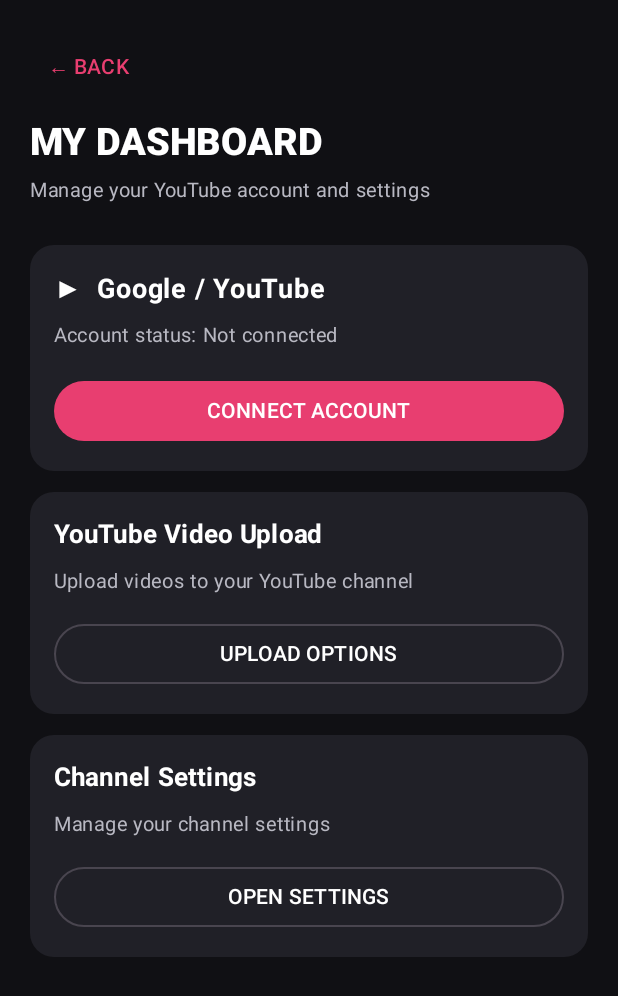
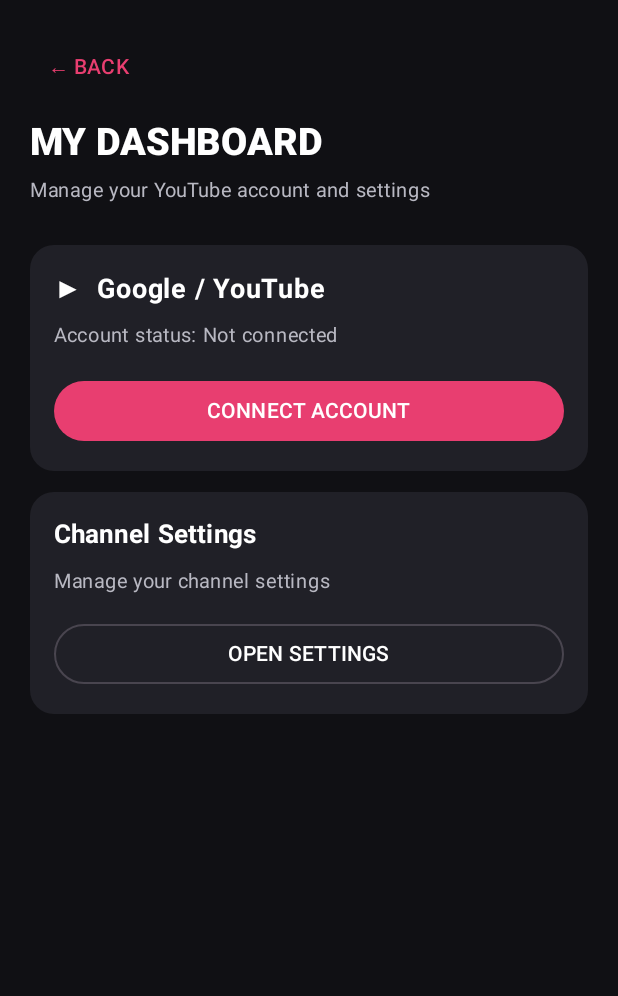
Before and after one commit to chandreshD4/Creator-studio, an Android app built with Jetpack Compose: the screen it shows after launch (MainActivity), after a tap on "KHUSHAL BLOG Logo", on a phone screen of 412 x 824 dp. Shown: the top 996 px of the screen. Run offline under Robolectric (Android 15) with nearby library versions, the phone set to English and light mode, and no system bars; pictures from the network do not load.

Commit message:
Remove duplicate upload option from dashboard

```diff
--- a/app/src/main/java/com/aarambh/creatorstudio/MainActivity.kt
+++ b/app/src/main/java/com/aarambh/creatorstudio/MainActivity.kt
@@ -532,49 +532,6 @@ private fun AccountDashboardPage(
                     Text(
                         if (isGujarati) "એકાઉન્ટ જોડો"
                         else "CONNECT ACCOUNT",
-                        color = White
-                    )
-                }
-            }
-        }
-
-        Spacer(Modifier.height(14.dp))
-
-        Card(
-            modifier = Modifier.fillMaxWidth(),
-            colors = CardDefaults.cardColors(
-                containerColor = CardBackground
-            ),
-            shape = RoundedCornerShape(16.dp)
-        ) {
-            Column(Modifier.padding(16.dp)) {
-                Text(
-                    if (isGujarati) "YouTube વિડિયો અપલોડ"
-                    else "YouTube Video Upload",
-                    color = White,
-                    fontSize = 17.sp,
-                    fontWeight = FontWeight.Bold
-                )
-                Spacer(Modifier.height(8.dp))
-                Text(
-                    if (isGujarati) "તમારા ચેનલ પર વિડિયો અપલોડ કરો"
-                    else "Upload videos to your YouTube channel",
-                    color = Muted,
-                    fontSize = 13.sp
-                )
-                Spacer(Modifier.height(12.dp))
-                OutlinedButton(
-                    onClick = {
-                        notice = if (isGujarati)
-                            "વિડિયો અપલોડ સુવિધા આગળના તબક્કામાં ઉમેરાશે."
-                        else
-                            "Video upload will be added in the next step."
-                    },
-                    modifier = Modifier.fillMaxWidth()
-                ) {
-                    Text(
-                        if (isGujarati) "અપલોડ વિકલ્પ"
-                        else "UPLOAD OPTIONS",
                         color = White
                     )
                 }
```
